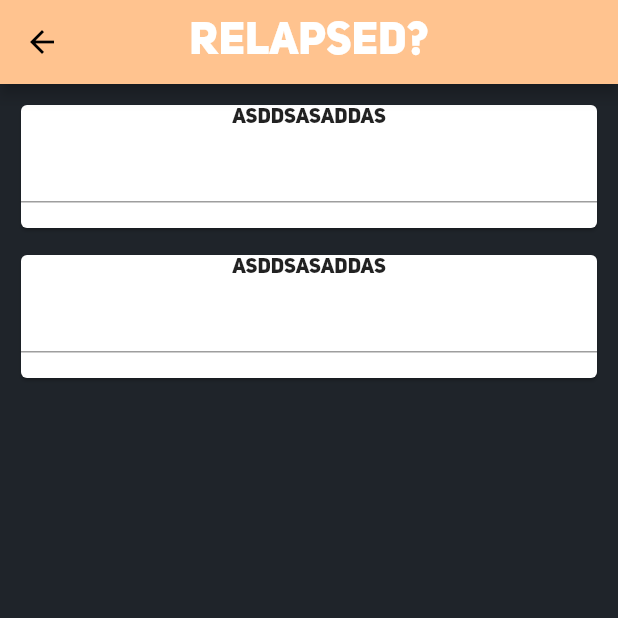
After one commit to PhanukornKMITL/nofap_warrior, a Flutter app: the EstimatePage screen opened by its route, after a tap on "I want to try again", on a phone screen of 412 x 824 dp, the top half of it. The commit adds this screen. Run offline on Flutter 3.47's test engine with Material 2 defaults, Android fonts, the light colour scheme and no system bars; our stand-ins replace firebase_auth, firebase_core, hexcolor, shared_preferences, table_calendar; accounts and stored records are empty; project files that could hold a hidden picture were left out.

Commit message:
add relapsed screen

```diff
--- a/lib/main.dart
+++ b/lib/main.dart
@@ -3,6 +3,7 @@ import 'package:flutter/material.dart';
 import 'package:nofap_warriors/models/user.dart';
 import 'package:nofap_warriors/screen/Home/home.dart';
 import 'package:nofap_warriors/screen/estimate/estimate.dart';
+import 'package:nofap_warriors/screen/estimate/relapsed.dart';
 import 'package:nofap_warriors/screen/landing_page.dart';
 import 'package:nofap_warriors/screen/login.dart';
 import 'package:nofap_warriors/screen/register.dart';
@@ -36,6 +37,7 @@ class MyApp extends StatelessWidget {
           "/register": (context) => RegisterPage(),
           "/home": (context) => HomePage(),
           '/estimate': (context) => EstimatePage(),
+          "/relapsed": (context) => Relapsed(),
         },
         initialRoute: "/",
       ),
--- a/lib/screen/estimate/estimate.dart
+++ b/lib/screen/estimate/estimate.dart
@@ -33,20 +33,19 @@ class _EstimatePageState extends State<EstimatePage> {
               SizedBox(height: 20.0,),
               Padding(
                 padding: const EdgeInsets.symmetric(horizontal: 20.0),
-                child: clickableCard(Icon(Icons.assignment_turned_in),"I'm doing great", 'Everything alright.', ()=> print("1")),
+                child: clickableCard(Icon(Icons.assignment_turned_in),"I'm doing great", 'Everything alright.', ()=> print('1'), Colors.green[200]),
 
               ),
               SizedBox(height: 20.0,),
               Padding(
                 padding: const EdgeInsets.symmetric(horizontal: 20.0),
-                child: clickableCard(Icon(Icons.warning_rounded),"I have hard time to pass", "I have urge today.", ()=> print("2")),
+                child: clickableCard(Icon(Icons.warning_rounded),"I have hard time to pass", "I have urge today.", ()=> print("2"), Colors.yellow[200]),
 
               ),
               SizedBox(height: 20.0,),
                Padding(
                 padding: const EdgeInsets.symmetric(horizontal: 20.0),
-                child: clickableCard(Icon(Icons.replay),"I want to try again", 'Relapsed.', ()=> print("3")),
-
+                child: clickableCard(Icon(Icons.replay),"I want to try again", 'Relapsed.', () => goToRelapsedScreen(context), Colors.red[200]),
               ),
             ],
           ),
@@ -54,4 +53,8 @@ class _EstimatePageState extends State<EstimatePage> {
       ),
     );
   }
+
+  void goToRelapsedScreen(BuildContext context) {
+    Navigator.pushNamed(context, "/relapsed");
+  }
 }
--- /dev/null
+++ b/lib/screen/estimate/relapsed.dart
@@ -0,0 +1,75 @@
+import 'package:flutter/material.dart';
+import 'package:flutter/services.dart';
+import 'package:hexcolor/hexcolor.dart';
+
+class Relapsed extends StatefulWidget {
+  @override
+  _RelapsedState createState() => _RelapsedState();
+}
+
+class _RelapsedState extends State<Relapsed> {
+  @override
+  Widget build(BuildContext context) {
+    return Scaffold(
+      backgroundColor: HexColor("#1f242a"),
+      appBar: AppBar(
+        backgroundColor: HexColor('#ffc38f'),
+        centerTitle: true,
+        title: Text(
+          'Relapsed?',
+          style: TextStyle(
+            color: Colors.white,
+            fontSize: 30.0,
+            fontWeight: FontWeight.bold,
+          ),
+        ),
+      ),
+      body: SafeArea(
+        child: Container(
+          child: Column(
+            children: [
+              Row(
+                children: [
+                  Expanded(
+                    child: Container(
+                      height: 100,
+                      padding:
+                          EdgeInsets.only(top: 10.0, left: 10.0, right: 10.0),
+                      child: Card(
+                        child: Column(
+                          children: [
+                            Text("asddsasaddas"),
+                            TextField(),
+                          ],
+                        ),
+                      ),
+                    ),
+                  ),
+                ],
+              ),
+              Row(
+                children: [
+                  Expanded(
+                    child: Container(
+                      height: 100,
+                      padding:
+                          EdgeInsets.only(top: 10.0, left: 10.0, right: 10.0),
+                      child: Card(
+                        child: Column(
+                          children: [
+                            Text("asddsasaddas"),
+                            TextField(),
+                          ],
+                        ),
+                      ),
+                    ),
+                  ),
+                ],
+              ),
+            ],
+          ),
+        ),
+      ),
+    );
+  }
+}
--- a/lib/shared/clickable_card.dart
+++ b/lib/shared/clickable_card.dart
@@ -1,11 +1,12 @@
 import 'package:flutter/material.dart';
 
 Widget clickableCard(
-        Icon icon, String title, String subtitle, Function callback) =>
-    GestureDetector(
-      onTap: callback,
-      child: Container(
-        child: Card(
+        Icon icon, String title, String subtitle, Function callback, Color color) =>
+    Container(
+      child: Card(
+        child: InkWell(
+          highlightColor: color,
+          onTap: callback,
           child: Padding(
             padding: const EdgeInsets.all(8.0),
             child: Column(
```
